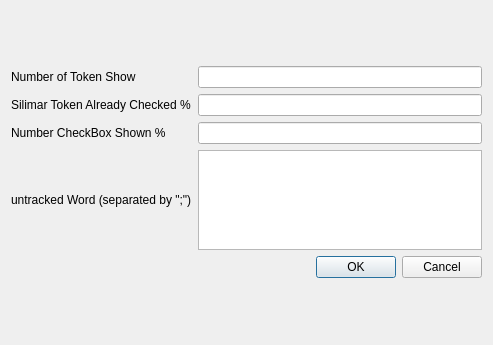
First picture: the form in nestor/ui/dialogmenu_settings.ui, repository usnistgov/nestor, before the edit.
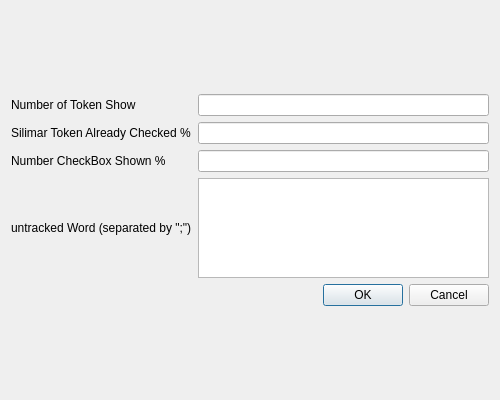
Second picture: the form after the edit.

Commit message: set maximum size of dialogbox to little working on Commect to database

Patch:
```diff
--- a/nestor/ui/dialogmenu_settings.ui
+++ b/nestor/ui/dialogmenu_settings.ui
@@ -6,10 +6,16 @@
    <rect>
     <x>0</x>
     <y>0</y>
-    <width>493</width>
-    <height>345</height>
+    <width>500</width>
+    <height>400</height>
    </rect>
   </property>
+  <property name="maximumSize">
+   <size>
+    <width>500</width>
+    <height>400</height>
+   </size>
+  </property>
   <property name="windowTitle">
    <string>Dialog</string>
   </property>
```
The commit also changes 6 other files.
